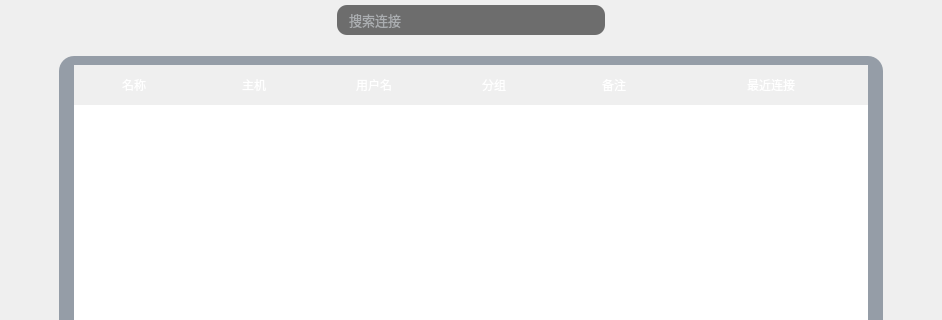
Above: source/historyconnectwidget.ui from HuaGouFdog/Fdog-Kit before the change; both pictures show x 0 to 942 and y 0 to 320 of the 942 by 524 pixel window. Below: the same form after it.
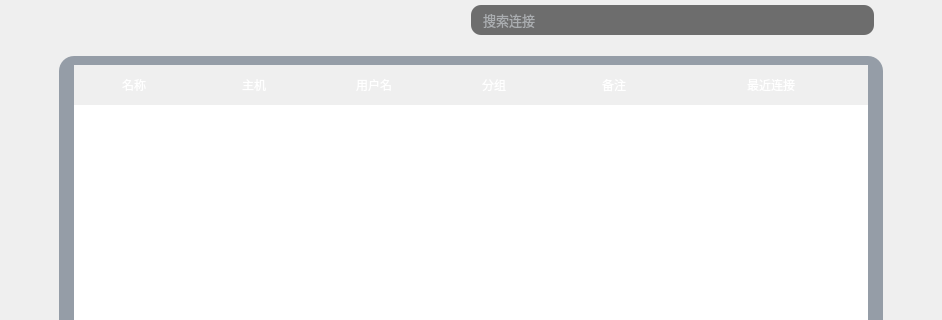
That is the form after the change.

What changed in the file:
```diff
--- a/source/historyconnectwidget.ui
+++ b/source/historyconnectwidget.ui
@@ -54,7 +54,7 @@
            </property>
            <property name="sizeHint" stdset="0">
             <size>
-             <width>262</width>
+             <width>397</width>
              <height>20</height>
             </size>
            </property>
@@ -97,19 +97,6 @@
            </property>
           </widget>
          </item>
-         <item>
-          <spacer name="horizontalSpacer_2">
-           <property name="orientation">
-            <enum>Qt::Horizontal</enum>
-           </property>
-           <property name="sizeHint" stdset="0">
-            <size>
-             <width>262</width>
-             <height>20</height>
-            </size>
-           </property>
-          </spacer>
-         </item>
         </layout>
        </widget>
       </item>
```
